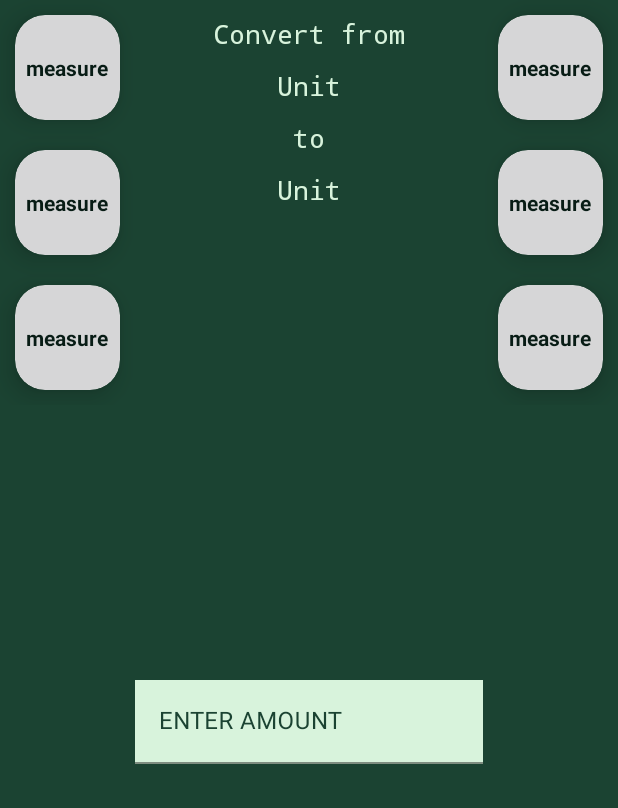
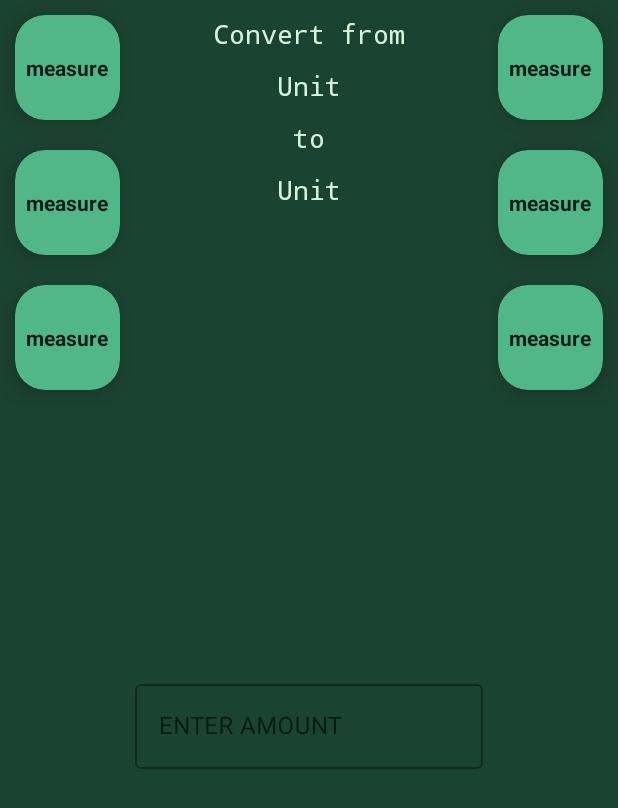
Before and after one commit to Kudlayra/MeasureConverter, an Android app: the layout fragment_main.xml on its own in the app's theme, with its tools: preview values and no code run, on a phone screen of 412 x 824 dp. Shown: the top 808 px of the screen. Run offline under Robolectric (Android 15) with nearby library versions, the phone set to English and light mode, and no system bars.

Commit message:
the commit after new changing of selected item color

```diff
--- a/app/src/main/java/com/example/android/measureconverter/presentation/adapter/UnitsAdapter.kt
+++ b/app/src/main/java/com/example/android/measureconverter/presentation/adapter/UnitsAdapter.kt
@@ -19,6 +19,7 @@
 
     var toast: Toast? = null // variable for toast message in order to cancel Toast
     var selectedPosition = 0 // variable for single item selection
+    var lastSelectedPosition = 0
 
     class UnitsAdapterViewHolder(private val view: View): RecyclerView.ViewHolder(view) {
         val textView = view.findViewById<TextView>(R.id.textRecyclerView)
@@ -40,7 +41,9 @@
             toast = Toast.makeText(context, item.nameForRecyclerView, Toast.LENGTH_SHORT)
             toast?.show()
             clickListener(item)
-            notifyItemRangeChanged(0, listOfUnits.size)
+            notifyItemChanged(lastSelectedPosition)
+            notifyItemChanged(position)
+            lastSelectedPosition = position
         }
     }
 
--- /dev/null
+++ b/app/src/main/res/color/item_color.xml
@@ -0,0 +1,8 @@
+<?xml version="1.0" encoding="utf-8"?>
+<selector xmlns:android="http://schemas.android.com/apk/res/android">
+    <item android:state_activated="true"
+        android:color="@color/selectedItem"/> <!-- pressed -->
+    <item android:state_activated="false"
+        android:color="@color/itemBackground"/> <!-- focused -->
+    <item android:color="@color/itemBackground"/> <!-- default -->
+</selector>
--- /dev/null
+++ b/app/src/main/res/drawable/ic_baseline_error_outline_24.xml
@@ -0,0 +1,5 @@
+<vector android:height="24dp" android:tint="#000000"
+    android:viewportHeight="24" android:viewportWidth="24"
+    android:width="24dp" xmlns:android="http://schemas.android.com/apk/res/android">
+    <path android:fillColor="@android:color/white" android:pathData="M11,15h2v2h-2zM11,7h2v6h-2zM11.99,2C6.47,2 2,6.48 2,12s4.47,10 9.99,10C17.52,22 22,17.52 22,12S17.52,2 11.99,2zM12,20c-4.42,0 -8,-3.58 -8,-8s3.58,-8 8,-8 8,3.58 8,8 -3.58,8 -8,8z"/>
+</vector>
--- a/app/src/main/res/layout/fragment_main.xml
+++ b/app/src/main/res/layout/fragment_main.xml
@@ -70,23 +70,22 @@
         app:layout_constraintTop_toBottomOf="@+id/textView3" />
 
     <com.google.android.material.textfield.TextInputLayout
-        android:id="@+id/textFieldForInput"
         android:layout_width="0dp"
+        style="@style/Widget.MaterialComponents.TextInputLayout.OutlinedBox"
         android:layout_height="wrap_content"
         android:hint="@string/enter_amount"
-        android:textColorHint="@color/background"
+        app:errorIconDrawable="@drawable/ic_baseline_error_outline_24"
         app:layout_constraintBottom_toBottomOf="parent"
         app:layout_constraintEnd_toStartOf="@+id/recyclerViewRight"
         app:layout_constraintStart_toEndOf="@+id/recyclerViewLeft"
-        app:layout_constraintTop_toBottomOf="@+id/textViewWithUnitTwo">
+        app:layout_constraintTop_toBottomOf="@+id/textViewWithUnitTwo"
+        app:endIconMode="clear_text">
 
         <com.google.android.material.textfield.TextInputEditText
+            android:id="@+id/inputAmount"
             android:layout_width="match_parent"
-            android:textColor="@color/background"
-            android:textColorLink="@color/background"
-            android:layout_height="match_parent"
-            android:background="@color/light"
-            android:inputType="number|numberDecimal" />
+            android:layout_height="wrap_content"
+            android:inputType="numberDecimal" />
 
     </com.google.android.material.textfield.TextInputLayout>
 
```
